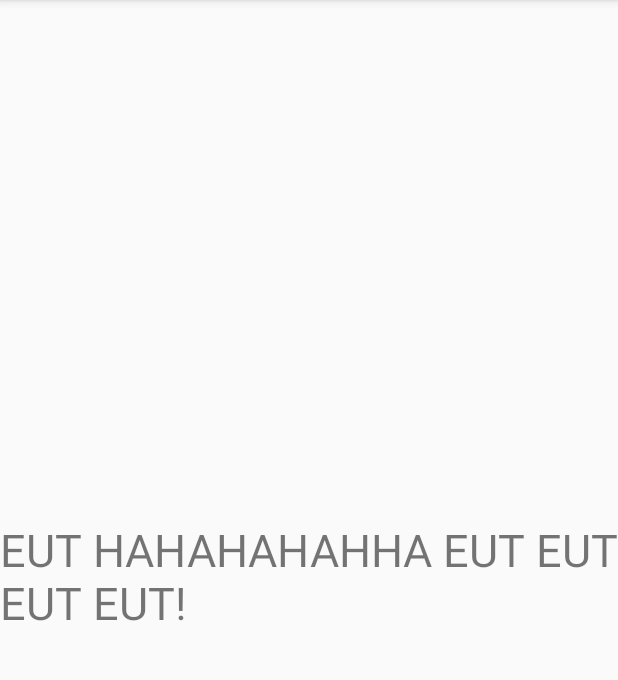
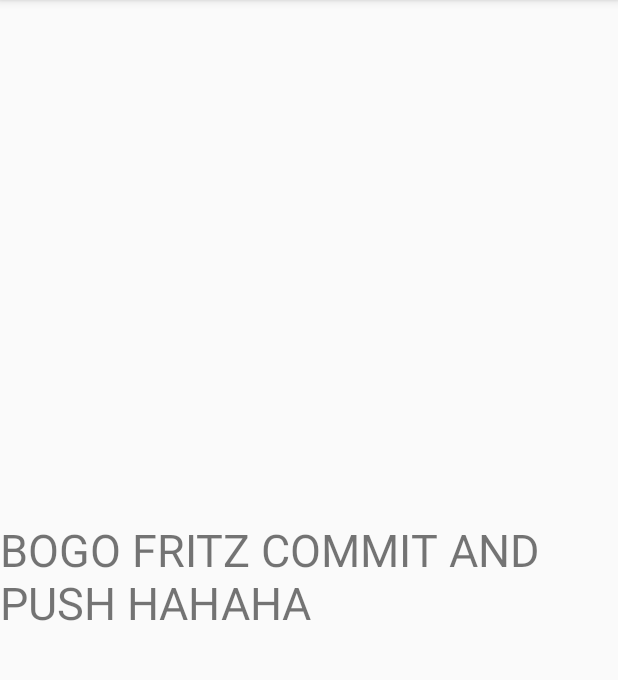
Before and after one commit to coroyoy1/H2BOT, an Android app: the screen it shows after launch (LoginActivity), on a phone screen of 412 x 824 dp, the part 84-764 px from its top. Run offline under Robolectric (Android 15) with nearby library versions, the phone set to English and light mode, and no system bars.

Commit message:
TAN AWA HAHAHA

```diff
--- a/app/src/main/res/layout/activity_login.xml
+++ b/app/src/main/res/layout/activity_login.xml
@@ -9,7 +9,7 @@
     <TextView
         android:layout_width="wrap_content"
         android:layout_height="wrap_content"
-        android:text="EUT HAHAHAHAHHA EUT EUT EUT EUT!"
+        android:text="BOGO FRITZ COMMIT AND PUSH HAHAHA"
         android:textSize="30sp"
         app:layout_constraintBottom_toBottomOf="parent"
         app:layout_constraintLeft_toLeftOf="parent"
```
